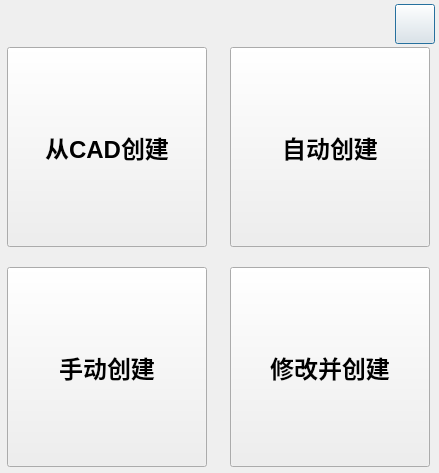
This is ui/cloth_style_dialog.ui in Mrjiong-ff/syt_hmi as Qt 5 draws it before an edit. The edited form follows.
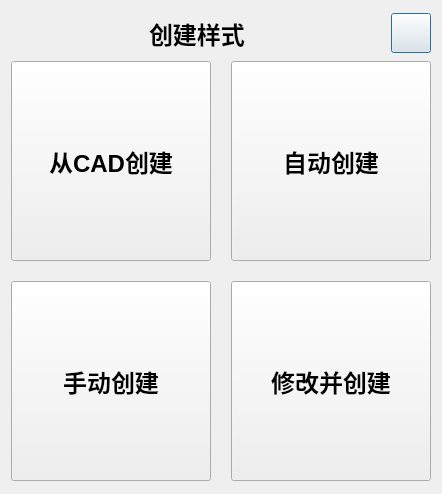
This is the edited form. Icons and pictures are not drawn. Custom widgets are drawn as their Qt base class.

What changed in the file:
```diff
--- a/ui/cloth_style_dialog.ui
+++ b/ui/cloth_style_dialog.ui
@@ -6,8 +6,8 @@
    <rect>
     <x>0</x>
     <y>0</y>
-    <width>439</width>
-    <height>473</height>
+    <width>440</width>
+    <height>494</height>
    </rect>
   </property>
   <property name="font">
@@ -23,36 +23,49 @@
   <property name="modal">
    <bool>true</bool>
   </property>
-  <layout class="QGridLayout" name="gridLayout_2">
-   <property name="leftMargin">
-    <number>4</number>
-   </property>
-   <property name="topMargin">
-    <number>4</number>
-   </property>
-   <property name="rightMargin">
-    <number>4</number>
-   </property>
-   <property name="bottomMargin">
-    <number>4</number>
-   </property>
-   <property name="spacing">
-    <number>3</number>
-   </property>
-   <item row="0" column="0">
+  <layout class="QVBoxLayout" name="verticalLayout">
+   <item>
+    <layout class="QHBoxLayout" name="horizontalLayout">
+     <item>
     <spacer name="horizontalSpacer">
      <property name="orientation">
       <enum>Qt::Horizontal</enum>
      </property>
+       <property name="sizeType">
+        <enum>QSizePolicy::Preferred</enum>
+       </property>
      <property name="sizeHint" stdset="0">
       <size>
-       <width>342</width>
+         <width>138</width>
+         <height>17</height>
+        </size>
+       </property>
+      </spacer>
+     </item>
+     <item>
+      <widget class="QLabel" name="label">
+       <property name="text">
+        <string>创建样式</string>
+       </property>
+      </widget>
+     </item>
+     <item>
+      <spacer name="horizontalSpacer_2">
+       <property name="orientation">
+        <enum>Qt::Horizontal</enum>
+       </property>
+       <property name="sizeType">
+        <enum>QSizePolicy::Preferred</enum>
+       </property>
+       <property name="sizeHint" stdset="0">
+        <size>
+         <width>108</width>
        <height>20</height>
       </size>
      </property>
     </spacer>
    </item>
-   <item row="0" column="1">
+     <item>
     <widget class="WinCloseButton" name="close_btn">
      <property name="minimumSize">
       <size>
@@ -71,7 +84,9 @@
      </property>
     </widget>
    </item>
-   <item row="1" column="0" colspan="2">
+    </layout>
+   </item>
+   <item>
     <layout class="QGridLayout" name="gridLayout" rowstretch="1,10" columnstretch="0,0">
      <property name="spacing">
       <number>20</number>
```
Lines whose indentation alone changed are shown as unchanged.
